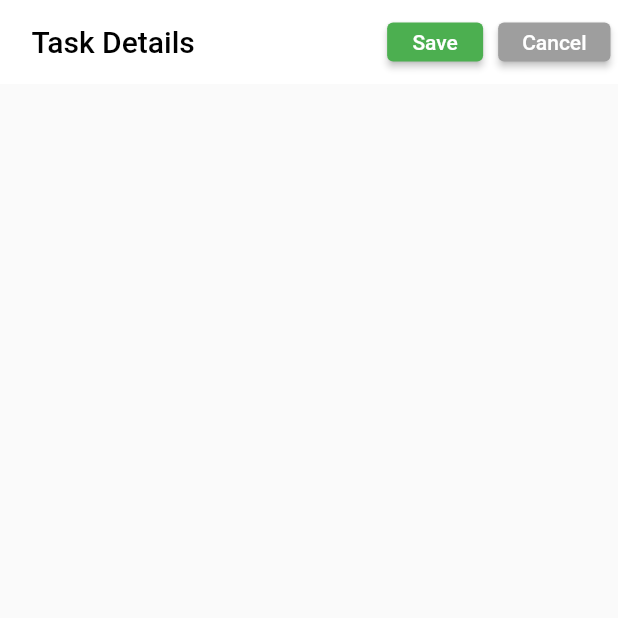
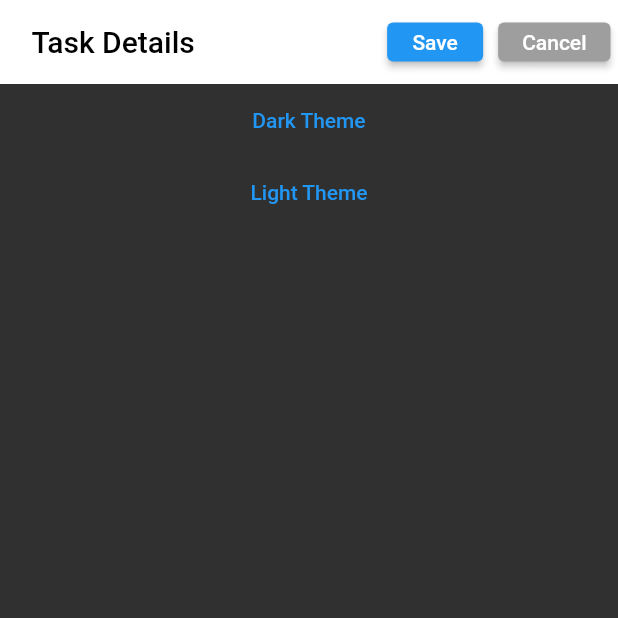
Before and after one commit to OmarIT555/NextStepPlanningApp, a Flutter app: the screen it shows after launch, after a tap on the "add" icon, on a phone screen of 412 x 824 dp, the top half of it. Run offline on Flutter 3.47's test engine with Material 2 defaults, Android fonts, the phone set to English and light mode, and no system bars.

Commit message:
Omar, Nga, Amina worked together to create Mode Light/Dark

```diff
--- a/lib/home_screen.dart
+++ b/lib/home_screen.dart
@@ -41,10 +41,14 @@ class _MyHomePageState extends State<MyHomePage> {
       appBar: AppBar(
         title: Text("Tasks"),
       ),
-      body: Center(
+      body:
+
+      Center(
         child: listViewBuilder(count), //currentScreen //listViewBuilder(count),
         //TaskDetails(),
       ),
+
+
       floatingActionButton: FloatingActionButton(
         onPressed: addTask,
         tooltip: 'Add Task',
--- a/lib/main.dart
+++ b/lib/main.dart
@@ -1,25 +1,33 @@
 import 'package:flutter/material.dart';
 import 'package:next_step_planning/task_details_screen.dart';
+import 'package:next_step_planning/theme.dart';
+import 'package:provider/provider.dart';
 
 import 'home_screen.dart';
 
-void main() {
-  runApp(MyApp());
-}
+void main() => runApp(MyApp());
+
 
 class MyApp extends StatelessWidget {
   // This widget is the root of your application.
   @override
   Widget build(BuildContext context) {
+    return ChangeNotifierProvider<ThemeChanger>(
+      create: (_) => ThemeChanger(ThemeData.dark()),
+      child: new MaterialAppWithTheme(),
+    );
+  }
+}
+class MaterialAppWithTheme extends StatelessWidget {
+  @override
+  Widget build(BuildContext context) {
+    final theme = Provider.of<ThemeChanger>(context);
     return MaterialApp(
-      title: 'Next Step Planning',
-      theme: ThemeData(
-        primarySwatch: Colors.green,
-      ),
       home: Scaffold(
         appBar: AppBar(title: Text("Next Step Planning")),
         body: MyHomePage(),
       ),
+      theme: theme.getTheme(),
     );
   }
 }
--- a/lib/task_details_screen.dart
+++ b/lib/task_details_screen.dart
@@ -1,9 +1,13 @@
 import 'package:flutter/cupertino.dart';
 import 'package:flutter/material.dart';
+import 'package:provider/provider.dart';
+
+import 'theme.dart';
 
 class TaskDetails extends StatelessWidget {
   @override
   Widget build(BuildContext context) {
+    ThemeChanger _themeChanger = Provider.of<ThemeChanger>(context);
     return Scaffold(
       appBar: AppBar(
           elevation: 0,
@@ -39,10 +43,20 @@ class TaskDetails extends StatelessWidget {
             ),
           ]),
       body: Center(
-        child: new Row(
+        /*child: new Row(
           mainAxisAlignment: MainAxisAlignment.center,
           crossAxisAlignment: CrossAxisAlignment.center,
           children: <Widget>[],
+        ),*/
+        child: Column(
+          children: <Widget>[
+            TextButton(
+                child: Text('Dark Theme'),
+                onPressed: () => _themeChanger.setTheme(ThemeData.dark())),
+            TextButton(
+                child: Text('Light Theme'),
+                onPressed: () => _themeChanger.setTheme(ThemeData.light().copyWith(accentColor: Colors.green, backgroundColor: Colors.amber, primaryColor: Colors.green))),
+          ],
         ),
       ),
     );
--- /dev/null
+++ b/lib/theme.dart
@@ -0,0 +1,15 @@
+import 'package:flutter/material.dart';
+
+class ThemeChanger with ChangeNotifier{
+  ThemeData _themeData;
+
+  ThemeChanger(this._themeData);
+
+  getTheme() => _themeData;
+
+  setTheme(ThemeData theme) {
+    _themeData = theme;
+
+    notifyListeners();
+  }
+}
--- a/pubspec.yaml
+++ b/pubspec.yaml
@@ -28,6 +28,8 @@ dependencies:
   # The following adds the Cupertino Icons font to your application.
   # Use with the CupertinoIcons class for iOS style icons.
   cupertino_icons: ^1.0.2
+  provider:
+
 
 dev_dependencies:
   flutter_test:
```
Also changed, not shown: pubspec.lock.
